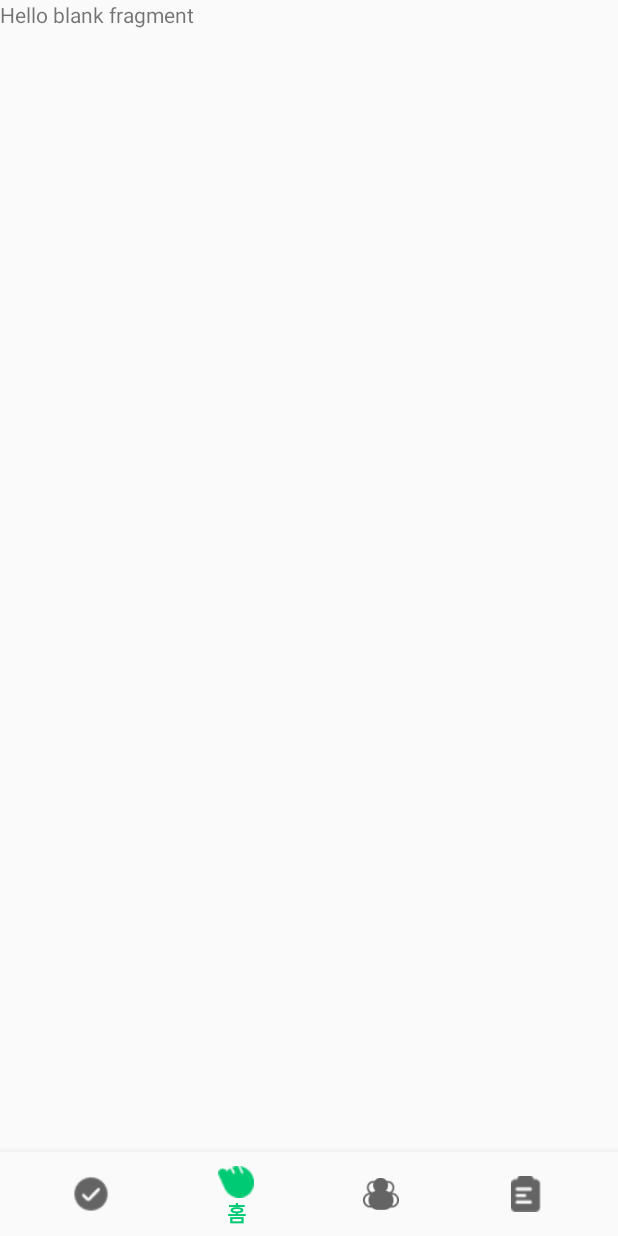
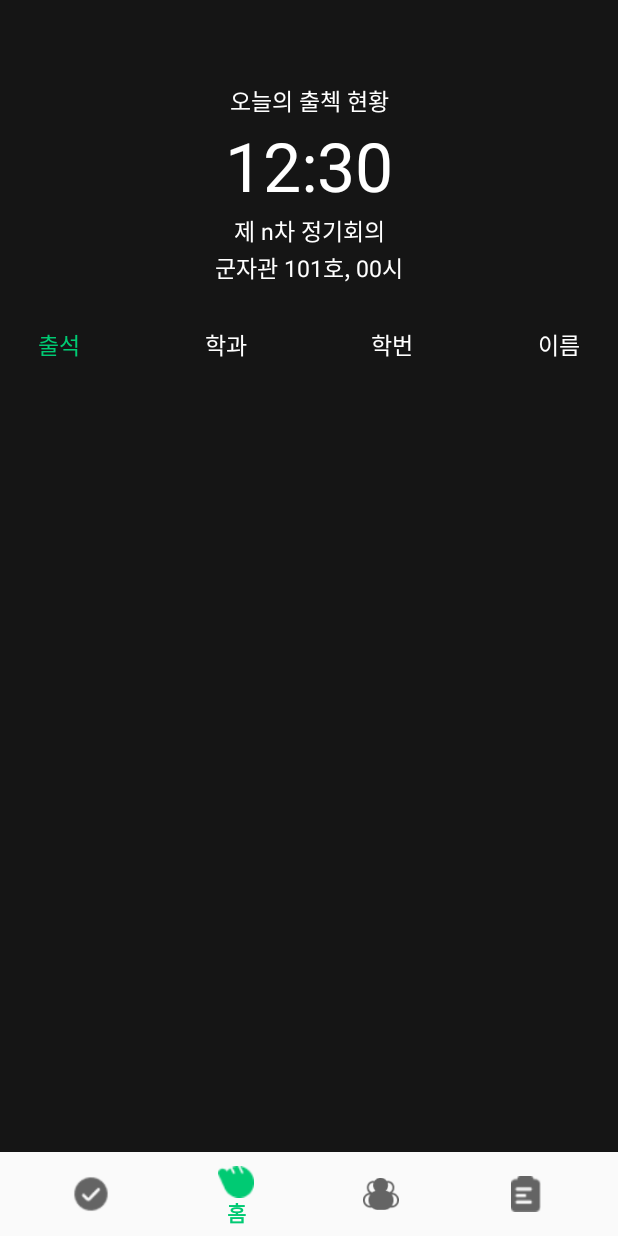
Before and after one commit to TEAM-ALOM/Alom_Alom_Android, an Android app: the attendance screen opened through its navigation route, item 2 of the bottom bar chosen, on a phone screen of 412 x 824 dp. Run offline under Robolectric (Android 15) with nearby library versions, the phone set to English and light mode, and no system bars; our stand-ins replace navigation-ui.

Commit message:
시간, 장소 등 표시

```diff
--- a/app/src/main/res/layout/fragment_announcement.xml
+++ b/app/src/main/res/layout/fragment_announcement.xml
@@ -1,5 +1,6 @@
 <?xml version="1.0" encoding="utf-8"?>
-<androidx.constraintlayout.widget.ConstraintLayout xmlns:android="http://schemas.android.com/apk/res/android"
+<androidx.constraintlayout.widget.ConstraintLayout
+    xmlns:android="http://schemas.android.com/apk/res/android"
     xmlns:app="http://schemas.android.com/apk/res-auto"
     xmlns:tools="http://schemas.android.com/tools"
     android:layout_width="match_parent"
--- a/app/src/main/res/layout/fragment_attendance.xml
+++ b/app/src/main/res/layout/fragment_attendance.xml
@@ -1,14 +1,124 @@
 <?xml version="1.0" encoding="utf-8"?>
-<FrameLayout xmlns:android="http://schemas.android.com/apk/res/android"
+
+<androidx.constraintlayout.widget.ConstraintLayout xmlns:android="http://schemas.android.com/apk/res/android"
+    xmlns:app="http://schemas.android.com/apk/res-auto"
     xmlns:tools="http://schemas.android.com/tools"
     android:layout_width="match_parent"
     android:layout_height="match_parent"
+    android:background="@color/alom_background"
     tools:context=".attendance">
 
-    <!-- TODO: Update blank fragment layout -->
     <TextView
-        android:layout_width="match_parent"
-        android:layout_height="match_parent"
-        android:text="@string/hello_blank_fragment" />
+        android:id="@+id/attendance_status"
+        android:layout_width="wrap_content"
+        android:layout_height="wrap_content"
 
-</FrameLayout>
+        android:layout_marginTop="55dp"
+
+        android:text="오늘의 출첵 현황"
+        android:textColor="@color/white"
+        android:textSize="15sp"
+
+        app:layout_constraintEnd_toEndOf="parent"
+        app:layout_constraintStart_toStartOf="parent"
+        app:layout_constraintTop_toTopOf="parent" />
+
+    <TextView
+        android:id="@+id/time"
+        android:layout_width="wrap_content"
+        android:layout_height="wrap_content"
+
+        android:layout_marginTop="1dp"
+        android:text="12:30"
+        android:textColor="@color/white"
+        android:textSize="45sp"
+
+        app:layout_constraintEnd_toEndOf="parent"
+        app:layout_constraintStart_toStartOf="parent"
+        app:layout_constraintTop_toBottomOf="@id/attendance_status" />
+
+    <TextView
+        android:id="@+id/nth_meeting"
+        android:layout_width="wrap_content"
+        android:layout_height="wrap_content"
+
+        android:layout_marginTop="1dp"
+        android:text="제 n차 정기회의"
+        android:textColor="@color/white"
+        android:textSize="15sp"
+
+        app:layout_constraintEnd_toEndOf="parent"
+        app:layout_constraintStart_toStartOf="parent"
+        app:layout_constraintTop_toBottomOf="@id/time" />
+
+    <TextView
+        android:id="@+id/place"
+        android:layout_width="wrap_content"
+        android:layout_height="wrap_content"
+
+        android:layout_marginTop="1dp"
+        android:text="군자관 101호, 00시"
+        android:textColor="@color/white"
+        android:textSize="15sp"
+
+        app:layout_constraintEnd_toEndOf="parent"
+        app:layout_constraintStart_toStartOf="parent"
+        app:layout_constraintTop_toBottomOf="@id/nth_meeting" />
+
+    <TextView
+        android:id="@+id/attendance"
+        android:layout_width="wrap_content"
+        android:layout_height="wrap_content"
+
+        android:layout_marginTop="28dp"
+        android:layout_marginStart="25dp"
+        android:text="출석"
+        android:textColor="@color/alom_green"
+        android:textSize="15sp"
+
+        app:layout_constraintTop_toBottomOf="@id/place"
+        app:layout_constraintStart_toStartOf="parent" />
+
+    <TextView
+        android:id="@+id/major"
+        android:layout_width="wrap_content"
+        android:layout_height="wrap_content"
+
+        android:layout_marginTop="28dp"
+        android:text="학과"
+        android:textColor="@color/white"
+        android:textSize="15sp"
+
+        app:layout_constraintTop_toBottomOf="@id/place"
+        app:layout_constraintStart_toEndOf="@id/attendance"
+        app:layout_constraintEnd_toStartOf="@id/studentID"/>
+
+    <TextView
+        android:id="@+id/studentID"
+        android:layout_width="wrap_content"
+        android:layout_height="wrap_content"
+
+        android:layout_marginTop="28dp"
+        android:text="학번"
+        android:textColor="@color/white"
+        android:textSize="15sp"
+
+        app:layout_constraintTop_toBottomOf="@id/place"
+        app:layout_constraintStart_toEndOf="@id/major"
+        app:layout_constraintEnd_toStartOf="@id/name"/>
+
+    <TextView
+        android:id="@+id/name"
+        android:layout_width="wrap_content"
+        android:layout_height="wrap_content"
+
+        android:layout_marginEnd="25dp"
+        android:layout_marginTop="28dp"
+        android:text="이름"
+        android:textColor="@color/white"
+        android:textSize="15sp"
+
+        app:layout_constraintTop_toBottomOf="@id/place"
+        app:layout_constraintEnd_toEndOf="parent" />
+
+</androidx.constraintlayout.widget.ConstraintLayout>
```
